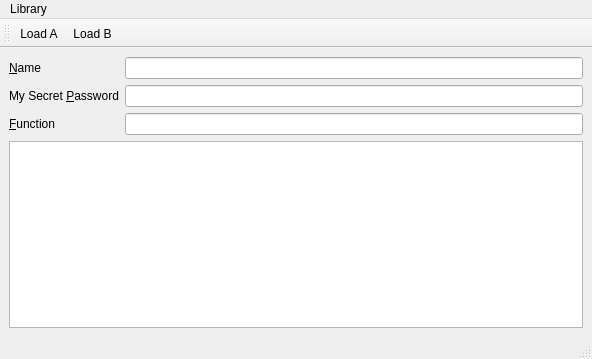
Old version of the form rt-shared-lib/app/rt-lib-app/mainwindow.ui in the repository Scanframe/sf-mod-app.
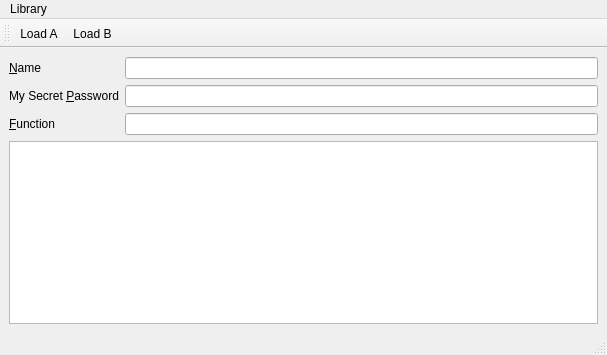
New version of the form. Icons and pictures are not drawn.

Commit message: Development om the workings of a TreeView. Wokr-a-round for Qt Creator language bug by commnting out all references in Makelists.txt so 'clean' is working again.

The edit to the form file:
```diff
--- a/rt-shared-lib/app/rt-lib-app/mainwindow.ui
+++ b/rt-shared-lib/app/rt-lib-app/mainwindow.ui
@@ -6,8 +6,8 @@
    <rect>
     <x>0</x>
     <y>0</y>
-    <width>592</width>
-    <height>359</height>
+    <width>607</width>
+    <height>355</height>
    </rect>
   </property>
   <property name="sizePolicy">
@@ -76,7 +76,11 @@
      <widget class="QLineEdit" name="lineEditFunction"/>
     </item>
     <item row="3" column="0" colspan="2">
-     <widget class="QListWidget" name="listWidget"/>
+     <widget class="QTreeView" name="treeView">
+      <property name="editTriggers">
+       <set>QAbstractItemView::NoEditTriggers</set>
+      </property>
+     </widget>
     </item>
    </layout>
   </widget>
@@ -85,7 +89,7 @@
     <rect>
      <x>0</x>
      <y>0</y>
-     <width>592</width>
+     <width>607</width>
      <height>22</height>
     </rect>
    </property>
```
The commit also changes 7 other files.
